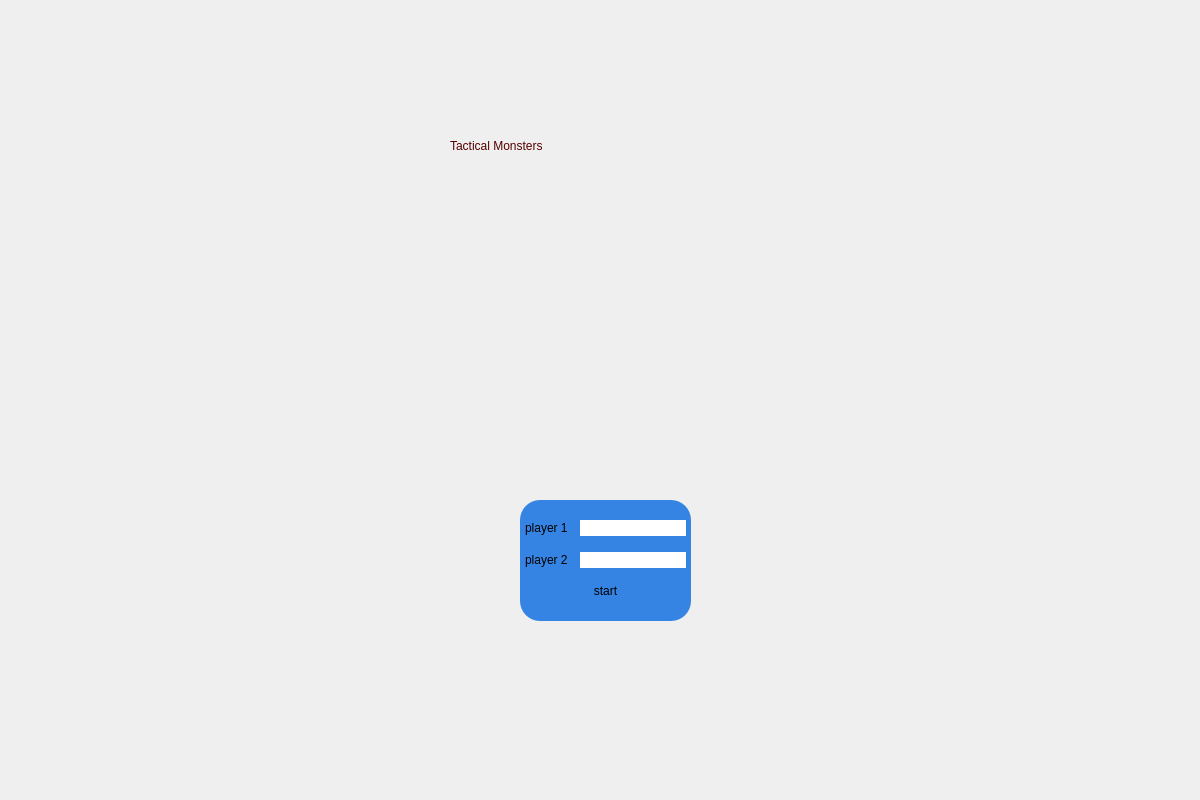
Above: login.ui from Saeedfhm/T_Monsters before the change. Below: the same form after it.
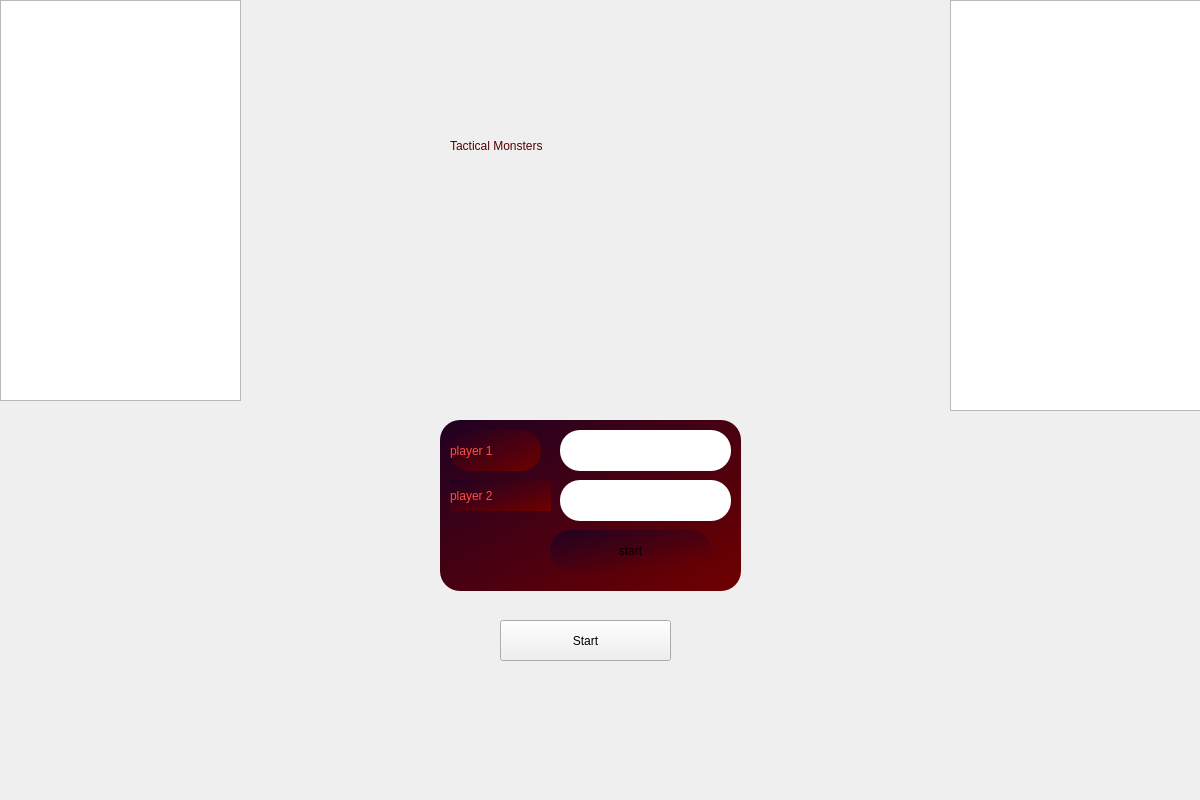
That is the form after the change. Icons and pictures are not drawn.

```diff
--- a/login.ui
+++ b/login.ui
@@ -38,12 +38,16 @@
    <widget class="QLabel" name="statusLabel">
     <property name="geometry">
      <rect>
-      <x>490</x>
-      <y>190</y>
+      <x>540</x>
+      <y>170</y>
       <width>181</width>
-      <height>31</height>
+      <height>81</height>
      </rect>
     </property>
+    <property name="styleSheet">
+     <string notr="true">background : none;
+</string>
+    </property>
     <property name="text">
      <string/>
     </property>
@@ -51,67 +55,97 @@
    <widget class="QWidget" name="widget" native="true">
     <property name="geometry">
      <rect>
-      <x>520</x>
-      <y>500</y>
-      <width>171</width>
-      <height>121</height>
+      <x>440</x>
+      <y>420</y>
+      <width>301</width>
+      <height>171</height>
      </rect>
     </property>
     <property name="styleSheet">
      <string notr="true">background: none;
-background-color: transparent;
-background-color: rgb(53, 132, 228);
+background-color: rgb(85, 85, 0);
 border-radius: 20px;
+background: qlineargradient(x1:0, y1:0, x2:1, y2:1, stop:0 #200122, stop:1 #6f0000);
 </string>
     </property>
-    <layout class="QVBoxLayout" name="verticalLayout">
-     <property name="leftMargin">
-      <number>5</number>
+    <widget class="QPushButton" name="game_btn">
+     <property name="geometry">
+      <rect>
+       <x>110</x>
+       <y>110</y>
+       <width>161</width>
+       <height>41</height>
+      </rect>
      </property>
-     <property name="topMargin">
-      <number>10</number>
+     <property name="styleSheet">
+      <string notr="true"/>
      </property>
-     <property name="rightMargin">
-      <number>5</number>
+     <property name="text">
+      <string>start</string>
      </property>
-     <property name="bottomMargin">
-      <number>10</number>
-     </property>
-     <item>
-      <layout class="QHBoxLayout" name="horizontalLayout">
-       <item>
+    </widget>
         <widget class="QLabel" name="label">
+     <property name="geometry">
+      <rect>
+       <x>10</x>
+       <y>10</y>
+       <width>91</width>
+       <height>41</height>
+      </rect>
+     </property>
+     <property name="styleSheet">
+      <string notr="true">color: rgb(255, 77, 65);
+font: 16pt &quot;Zar&quot;;</string>
+     </property>
          <property name="text">
           <string>player 1</string>
          </property>
         </widget>
-       </item>
-       <item>
-        <widget class="QLineEdit" name="P1_name">
-         <property name="sizePolicy">
-          <sizepolicy hsizetype="Fixed" vsizetype="Fixed">
-           <horstretch>0</horstretch>
-           <verstretch>0</verstretch>
-          </sizepolicy>
-         </property>
-         <property name="styleSheet">
-          <string notr="true">background-color: rgb(255, 255, 255);</string>
-         </property>
-        </widget>
-       </item>
-      </layout>
-     </item>
-     <item>
-      <layout class="QHBoxLayout" name="horizontalLayout_2">
-       <item>
         <widget class="QLabel" name="label_2">
+     <property name="geometry">
+      <rect>
+       <x>10</x>
+       <y>60</y>
+       <width>101</width>
+       <height>31</height>
+      </rect>
+     </property>
+     <property name="styleSheet">
+      <string notr="true">color: rgb(255, 77, 65);
+font: 16pt &quot;Zar&quot;;</string>
+     </property>
          <property name="text">
           <string>player 2</string>
          </property>
         </widget>
-       </item>
-       <item>
+    <widget class="QLineEdit" name="P1_name">
+     <property name="geometry">
+      <rect>
+       <x>120</x>
+       <y>10</y>
+       <width>171</width>
+       <height>41</height>
+      </rect>
+     </property>
+     <property name="sizePolicy">
+      <sizepolicy hsizetype="Fixed" vsizetype="Fixed">
+       <horstretch>0</horstretch>
+       <verstretch>0</verstretch>
+      </sizepolicy>
+     </property>
+     <property name="styleSheet">
+      <string notr="true">background-color: rgb(255, 255, 255);</string>
+     </property>
+    </widget>
         <widget class="QLineEdit" name="P2_name">
+     <property name="geometry">
+      <rect>
+       <x>120</x>
+       <y>60</y>
+       <width>171</width>
+       <height>41</height>
+      </rect>
+     </property>
          <property name="sizePolicy">
           <sizepolicy hsizetype="Fixed" vsizetype="Fixed">
            <horstretch>0</horstretch>
@@ -123,27 +157,48 @@
 </string>
          </property>
         </widget>
-       </item>
-      </layout>
-     </item>
-     <item>
-      <layout class="QHBoxLayout" name="horizontalLayout_3">
-       <property name="bottomMargin">
-        <number>0</number>
-       </property>
-       <item>
-        <widget class="QPushButton" name="game_btn">
+   </widget>
+   <widget class="QListWidget" name="agents1">
+    <property name="geometry">
+     <rect>
+      <x>0</x>
+      <y>0</y>
+      <width>241</width>
+      <height>401</height>
+     </rect>
+    </property>
+    <property name="styleSheet">
+     <string notr="true"/>
+    </property>
+   </widget>
+   <widget class="QListWidget" name="agents2">
+    <property name="geometry">
+     <rect>
+      <x>950</x>
+      <y>0</y>
+      <width>251</width>
+      <height>411</height>
+     </rect>
+    </property>
+    <property name="styleSheet">
+     <string notr="true"/>
+    </property>
+   </widget>
+   <widget class="QPushButton" name="go_to_gamepage">
+    <property name="geometry">
+     <rect>
+      <x>500</x>
+      <y>620</y>
+      <width>171</width>
+      <height>41</height>
+     </rect>
+    </property>
          <property name="styleSheet">
           <string notr="true"/>
          </property>
          <property name="text">
-          <string>start</string>
-         </property>
-        </widget>
-       </item>
-      </layout>
-     </item>
-    </layout>
+     <string>Start</string>
+    </property>
    </widget>
   </widget>
  </widget>
```
Lines whose indentation alone changed are shown as unchanged.
